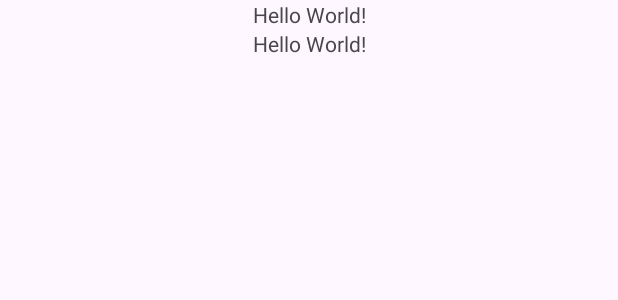
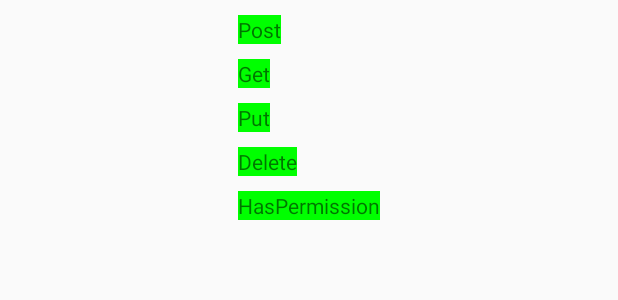
Before and after one commit to wafflestudio/seminar-2023-android-assignment, an Android app: the layout activity_main.xml on its own in the app's theme, with its tools: preview values and no code run, on a phone screen of 412 x 824 dp. Shown: the top 300 px of the screen. Run offline under Robolectric (Android 15) with nearby library versions, the light colour scheme and no system bars.

Commit message:
Permission까지 (Post와 Delete의 postresult은 이상함)

```diff
--- a/assignment-3/app/src/main/res/layout/activity_main.xml
+++ b/assignment-3/app/src/main/res/layout/activity_main.xml
@@ -17,20 +17,57 @@
             android:id="@+id/text"
             android:layout_width="wrap_content"
             android:layout_height="wrap_content"
-            android:text="Hello World!"
+            android:text="Post"
             app:layout_constraintBottom_toBottomOf="parent"
             app:layout_constraintEnd_toEndOf="parent"
             app:layout_constraintStart_toStartOf="parent"
-            app:layout_constraintTop_toTopOf="parent" />
+            app:layout_constraintTop_toTopOf="parent"
+            android:layout_marginTop="10dp"
+            android:background="@color/green"/>
         <TextView
             android:id="@+id/text2"
             android:layout_width="wrap_content"
             android:layout_height="wrap_content"
-            android:text="Hello World!"
+            android:text="Get"
             app:layout_constraintBottom_toBottomOf="parent"
             app:layout_constraintEnd_toEndOf="parent"
             app:layout_constraintStart_toStartOf="parent"
-            app:layout_constraintTop_toTopOf="parent" />
+            app:layout_constraintTop_toTopOf="parent"
+            android:layout_marginTop="10dp"
+            android:background="@color/green"/>
+        <TextView
+            android:id="@+id/text3"
+            android:layout_width="wrap_content"
+            android:layout_height="wrap_content"
+            android:text="Put"
+            app:layout_constraintBottom_toBottomOf="parent"
+            app:layout_constraintEnd_toEndOf="parent"
+            app:layout_constraintStart_toStartOf="parent"
+            app:layout_constraintTop_toTopOf="parent"
+            android:layout_marginTop="10dp"
+            android:background="@color/green"/>
+        <TextView
+            android:id="@+id/text4"
+            android:layout_width="wrap_content"
+            android:layout_height="wrap_content"
+            android:text="Delete"
+            app:layout_constraintBottom_toBottomOf="parent"
+            app:layout_constraintEnd_toEndOf="parent"
+            app:layout_constraintStart_toStartOf="parent"
+            app:layout_constraintTop_toTopOf="parent"
+            android:layout_marginTop="10dp"
+            android:background="@color/green"/>
+        <TextView
+            android:id="@+id/text5"
+            android:layout_width="wrap_content"
+            android:layout_height="wrap_content"
+            android:text="HasPermission"
+            app:layout_constraintBottom_toBottomOf="parent"
+            app:layout_constraintEnd_toEndOf="parent"
+            app:layout_constraintStart_toStartOf="parent"
+            app:layout_constraintTop_toTopOf="parent"
+            android:layout_marginTop="10dp"
+            android:background="@color/green"/>
     </LinearLayout>
 
 </androidx.constraintlayout.widget.ConstraintLayout>
--- a/assignment-3/app/src/main/res/values/colors.xml
+++ b/assignment-3/app/src/main/res/values/colors.xml
@@ -2,4 +2,5 @@
 <resources>
     <color name="black">#FF000000</color>
     <color name="white">#FFFFFFFF</color>
+    <color name="green">#FF00FF00</color>
 </resources>
--- a/assignment-3/app/src/main/res/values/themes.xml
+++ b/assignment-3/app/src/main/res/values/themes.xml
@@ -1,6 +1,6 @@
 <resources xmlns:tools="http://schemas.android.com/tools">
     <!-- Base application theme. -->
-    <style name="Base.Theme.Assignment3" parent="Theme.Material3.DayNight.NoActionBar">
+    <style name="Base.Theme.Assignment3" parent="Theme.AppCompat.Light">
         <!-- Customize your light theme here. -->
         <!-- <item name="colorPrimary">@color/my_light_primary</item> -->
     </style>
```
Also changed, not shown: assignment-3/app/src/main/java/com/jutak/assignment3/MainActivity.kt (+59 -2 lines), assignment-3/app/src/main/java/com/jutak/assignment3/MyRestAPI.kt (+29 -1 lines).
